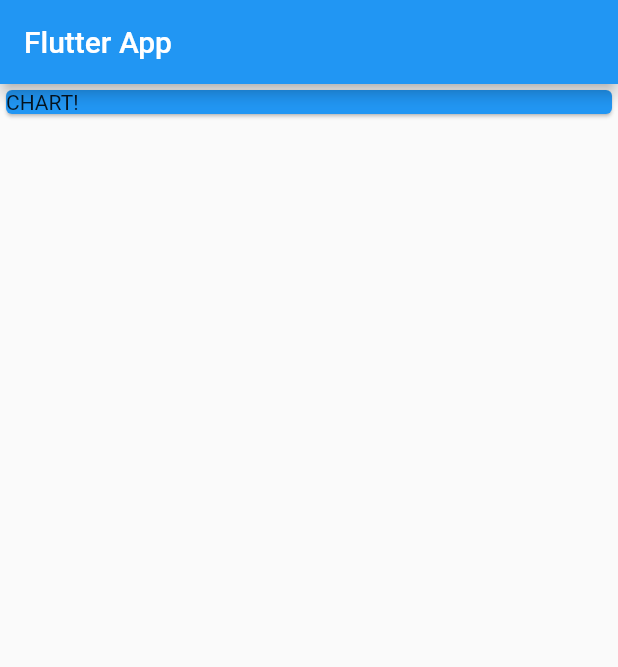
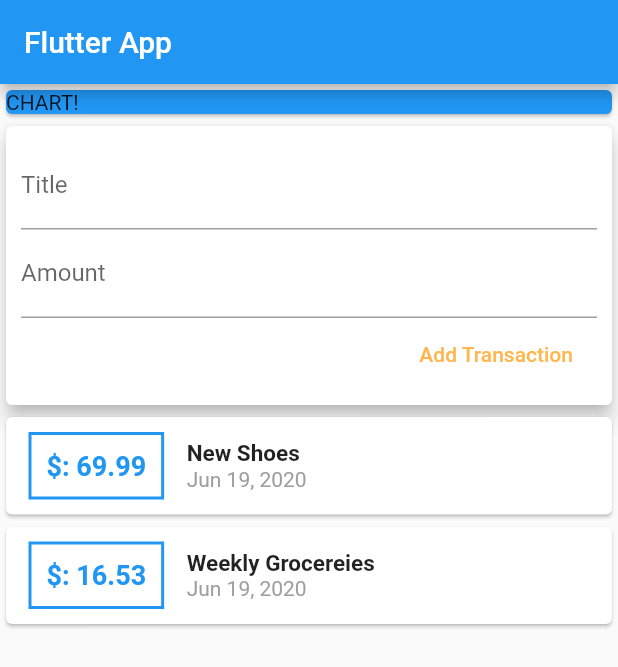
Before and after one commit to dosoung/Flutter, a Flutter app: the screen it shows after launch, on a phone screen of 412 x 824 dp. Shown: the top 667 px of the screen. Run offline on Flutter 3.47's test engine with Material 2 defaults, Android fonts, the phone set to English and light mode, and no system bars.

Commit message:
separate everything

```diff
--- a/realapp/lib/main.dart
+++ b/realapp/lib/main.dart
@@ -1,4 +1,5 @@
 import 'package:flutter/material.dart';
+import 'package:realapp/widgets/user_transaction.dart';
 
 void main() => runApp(MyApp());
 
@@ -35,6 +36,7 @@ class MyHomePage extends StatelessWidget {
                 child: Text('CHART!'), //command > wrap
               ),
             ),
+            UserTransactions(),
           ],
         ));
   }
--- a/realapp/lib/widgets/transaction_list.dart
+++ b/realapp/lib/widgets/transaction_list.dart
@@ -4,10 +4,14 @@ import 'package:intl/intl.dart';
 
 //트랜잭션 리스트 보여주는 것
 class TransactionList extends StatelessWidget {
+  final List<Transaction> transactions;
+
+  TransactionList(this.transactions);
+
   @override
   Widget build(BuildContext context) {
     return Column(
-      children: _userTransaction.map((tx) {
+      children: transactions.map((tx) {
         return Card(
             child: Row(
           children: <Widget>[
--- a/realapp/lib/widgets/user_transaction.dart
+++ b/realapp/lib/widgets/user_transaction.dart
@@ -9,7 +9,7 @@ class UserTransactions extends StatefulWidget {
 }
 
 class _UserTransactionsState extends State<UserTransactions> {
-  final List<Transaction> _userTransaction = [
+  final List<Transaction> _userTransactions = [
     Transaction(
       id: 't1',
       title: 'New Shoes',
@@ -23,10 +23,26 @@ class _UserTransactionsState extends State<UserTransactions> {
       date: DateTime.now(),
     ),
   ];
+
+  void _addNewTransaction(String txTitle, double txAmount) {
+    final NewTransaction = Transaction(
+        title: txTitle,
+        amount: txAmount,
+        date: DateTime.now(),
+        id: DateTime.now().toString());
+
+    setState(() {
+      _userTransactions.add(NewTransaction);
+    });
+  }
+
   @override
   Widget build(BuildContext context) {
     return Column(
-      children: <Widget>[NewTransaction(), TransactionList()],
+      children: <Widget>[
+        NewTransaction(),
+        TransactionList(_userTransactions),
+      ],
     );
   }
 }
```
Also changed, not shown: realapp/lib/widgets/new_transaction.dart (+4 -6 lines).
